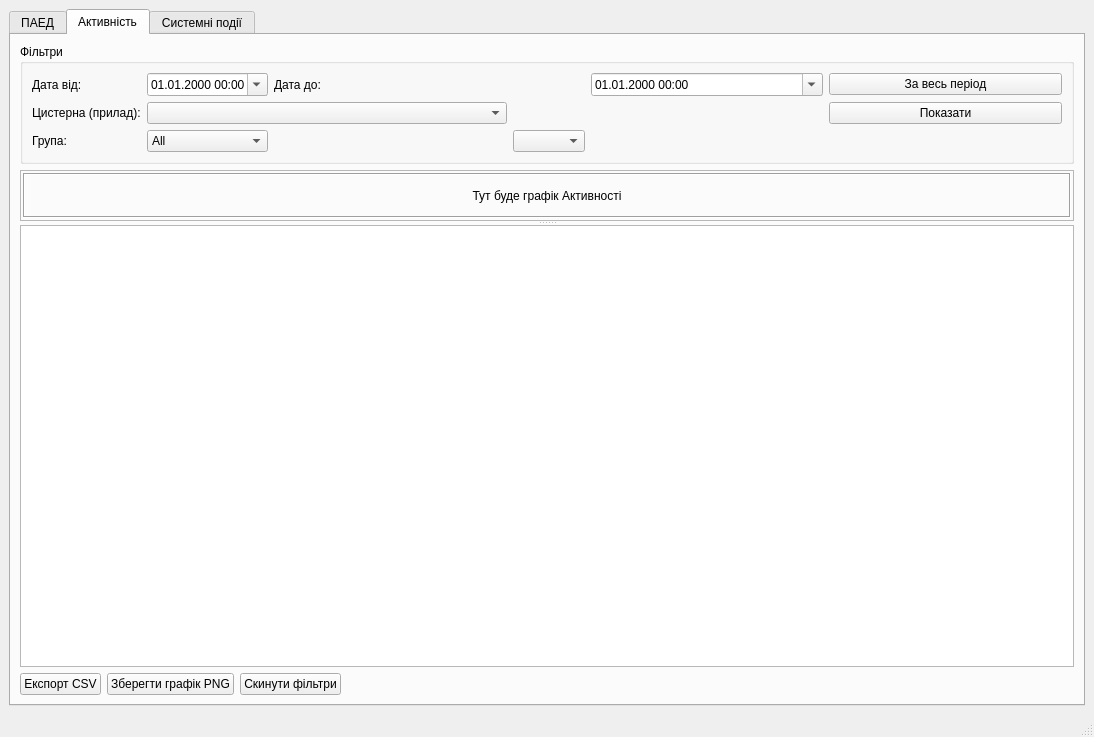
The window that _UI/db_view.ui (Miskiv-Andrew/wroc) describes before a commit, drawn with Qt 5.
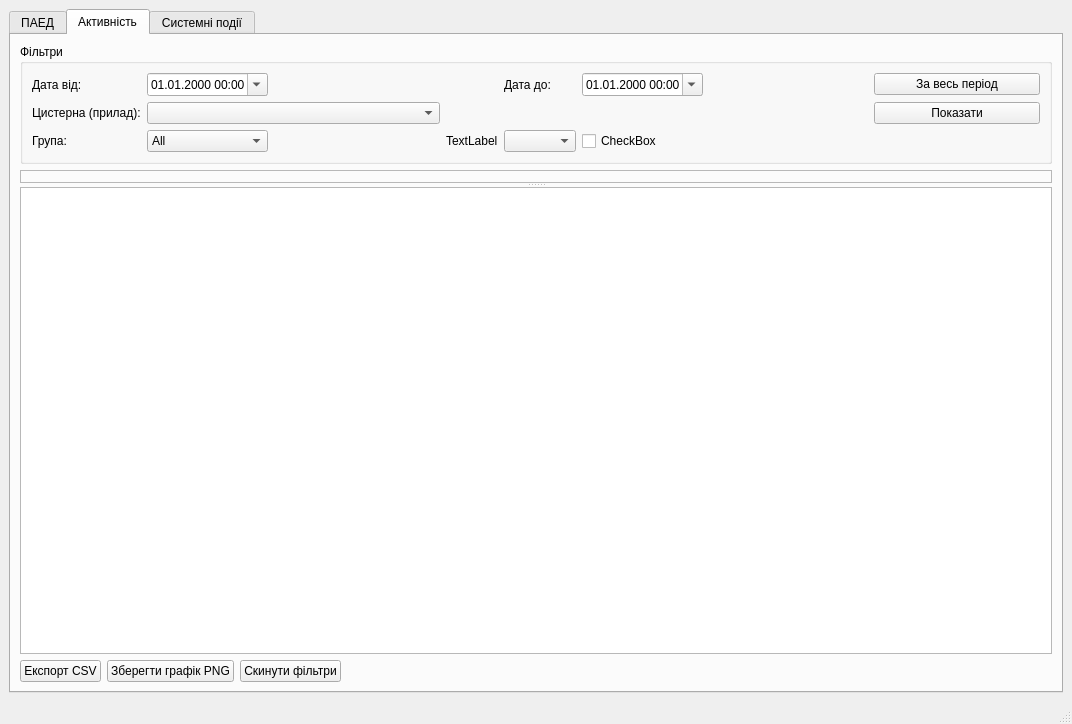
The same window after the commit.

```diff
--- a/_UI/db_view.ui
+++ b/_UI/db_view.ui
@@ -6,8 +6,8 @@
    <rect>
     <x>0</x>
     <y>0</y>
-    <width>1094</width>
-    <height>737</height>
+    <width>1072</width>
+    <height>724</height>
    </rect>
   </property>
   <property name="windowTitle">
@@ -344,62 +344,9 @@
              </property>
             </spacer>
            </item>
-           <item row="0" column="1">
-            <widget class="QDateTimeEdit" name="dateFrom_activity">
-             <property name="displayFormat">
-              <string>dd.MM.yyyy HH:mm</string>
-             </property>
-             <property name="calendarPopup">
-              <bool>true</bool>
-             </property>
-            </widget>
-           </item>
-           <item row="2" column="4">
-            <spacer name="horizontalSpacer_group_activity_2">
-             <property name="orientation">
-              <enum>Qt::Orientation::Horizontal</enum>
-             </property>
-             <property name="sizeHint" stdset="0">
-              <size>
-               <width>40</width>
-               <height>20</height>
-              </size>
-             </property>
-            </spacer>
-           </item>
-           <item row="2" column="5">
-            <spacer name="horizontalSpacer_group_activity_3">
-             <property name="orientation">
-              <enum>Qt::Orientation::Horizontal</enum>
-             </property>
-             <property name="sizeHint" stdset="0">
-              <size>
-               <width>40</width>
-               <height>20</height>
-              </size>
-             </property>
-            </spacer>
-           </item>
            <item row="1" column="1" colspan="2">
             <widget class="QComboBox" name="combo_device_activity"/>
            </item>
-           <item row="0" column="4">
-            <widget class="QDateTimeEdit" name="dateTo_activity">
-             <property name="displayFormat">
-              <string>dd.MM.yyyy HH:mm</string>
-             </property>
-             <property name="calendarPopup">
-              <bool>true</bool>
-             </property>
-            </widget>
-           </item>
-           <item row="0" column="5">
-            <widget class="QPushButton" name="btn_all_period_activity">
-             <property name="text">
-              <string>За весь період</string>
-             </property>
-            </widget>
-           </item>
            <item row="2" column="0">
             <widget class="QLabel" name="label_group_activity">
              <property name="text">
@@ -414,31 +361,37 @@
              </property>
             </widget>
            </item>
-           <item row="2" column="1">
-            <widget class="QComboBox" name="combo_group_activity">
-             <item>
-              <property name="text">
-               <string>All</string>
-              </property>
-             </item>
-             <item>
-              <property name="text">
-               <string>A</string>
-              </property>
-             </item>
-             <item>
-              <property name="text">
-               <string>B</string>
-              </property>
-             </item>
-             <item>
-              <property name="text">
-               <string>reserve</string>
-              </property>
-             </item>
+           <item row="0" column="7">
+            <widget class="QPushButton" name="btn_all_period_activity">
+             <property name="text">
+              <string>За весь період</string>
+             </property>
             </widget>
            </item>
-           <item row="1" column="5">
+           <item row="2" column="4">
+            <widget class="QComboBox" name="combo_activity_metric"/>
+           </item>
+           <item row="2" column="3">
+            <widget class="QLabel" name="activityGraphLabel">
+             <property name="text">
+              <string>TextLabel</string>
+             </property>
+            </widget>
+           </item>
+           <item row="2" column="7">
+            <spacer name="horizontalSpacer_group_activity_3">
+             <property name="orientation">
+              <enum>Qt::Orientation::Horizontal</enum>
+             </property>
+             <property name="sizeHint" stdset="0">
+              <size>
+               <width>40</width>
+               <height>20</height>
+              </size>
+             </property>
+            </spacer>
+           </item>
+           <item row="1" column="7">
             <widget class="QPushButton" name="btn_apply_activity">
              <property name="text">
               <string>Показати</string>
@@ -452,15 +405,76 @@
              </property>
             </widget>
            </item>
-           <item row="0" column="2">
+           <item row="2" column="6">
+            <spacer name="horizontalSpacer_group_activity_2">
+             <property name="orientation">
+              <enum>Qt::Orientation::Horizontal</enum>
+             </property>
+             <property name="sizeHint" stdset="0">
+              <size>
+               <width>40</width>
+               <height>20</height>
+              </size>
+             </property>
+            </spacer>
+           </item>
+           <item row="0" column="1">
+            <widget class="QDateTimeEdit" name="dateFrom_activity">
+             <property name="displayFormat">
+              <string>dd.MM.yyyy HH:mm</string>
+             </property>
+             <property name="calendarPopup">
+              <bool>true</bool>
+             </property>
+            </widget>
+           </item>
+           <item row="0" column="4">
             <widget class="QLabel" name="label_date_to_activity">
              <property name="text">
               <string>Дата до:</string>
              </property>
             </widget>
            </item>
-           <item row="2" column="3">
-            <widget class="QComboBox" name="combo_activity_metric"/>
+           <item row="2" column="1">
+            <widget class="QComboBox" name="combo_group_activity">
+             <item>
+              <property name="text">
+               <string>All</string>
+              </property>
+             </item>
+             <item>
+              <property name="text">
+               <string>A</string>
+              </property>
+             </item>
+             <item>
+              <property name="text">
+               <string>B</string>
+              </property>
+             </item>
+             <item>
+              <property name="text">
+               <string>reserve</string>
+              </property>
+             </item>
+            </widget>
+           </item>
+           <item row="2" column="5">
+            <widget class="QCheckBox" name="activity_log_checkbox">
+             <property name="text">
+              <string>CheckBox</string>
+             </property>
+            </widget>
+           </item>
+           <item row="0" column="5">
+            <widget class="QDateTimeEdit" name="dateTo_activity">
+             <property name="displayFormat">
+              <string>dd.MM.yyyy HH:mm</string>
+             </property>
+             <property name="calendarPopup">
+              <bool>true</bool>
+             </property>
+            </widget>
            </item>
           </layout>
          </widget>
@@ -505,28 +519,6 @@
                <property name="bottomMargin">
                 <number>2</number>
                </property>
-               <item>
-                <widget class="QLabel" name="label_plot_placeholder_activity">
-                 <property name="sizePolicy">
-                  <sizepolicy hsizetype="Expanding" vsizetype="Expanding">
-                   <horstretch>0</horstretch>
-                   <verstretch>0</verstretch>
-                  </sizepolicy>
-                 </property>
-                 <property name="frameShape">
-                  <enum>QFrame::Shape::Box</enum>
-                 </property>
-                 <property name="frameShadow">
-                  <enum>QFrame::Shadow::Sunken</enum>
-                 </property>
-                 <property name="text">
-                  <string>Тут буде графік Активності</string>
-                 </property>
-                 <property name="alignment">
-                  <set>Qt::AlignmentFlag::AlignCenter</set>
-                 </property>
-                </widget>
-               </item>
               </layout>
              </widget>
             </item>
```
Left out of the diff: 28 changed lines with no effect on the pictures.
